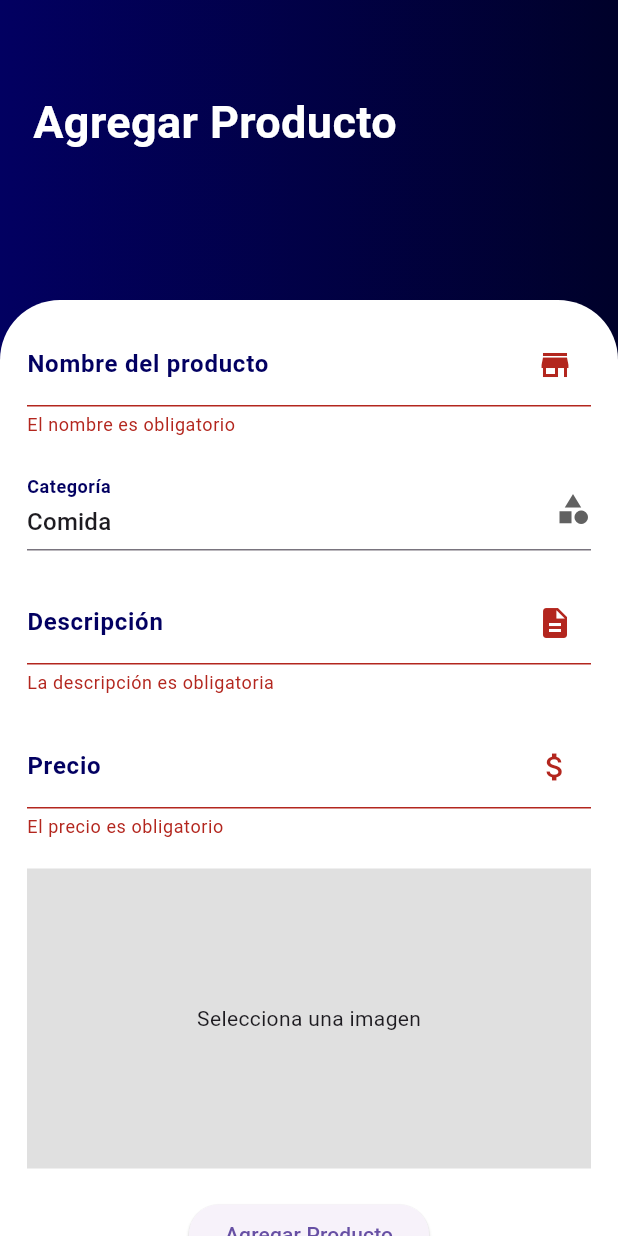
After one commit to DanielGiron20/pumitasEmprendedores, a Flutter app: the AgregarProducto screen opened by its route, after a tap on "Agregar Producto", on a phone screen of 412 x 824 dp. The commit adds this screen. Run offline on Flutter 3.47's test engine with Material 3 defaults, Android fonts, the phone set to English and light mode, and no system bars; our stand-ins replace cloud_firestore, firebase_core, firebase_storage, font_awesome_flutter, get, image_picker and 1 more; accounts and stored records are empty.

Commit message:
Se añadio la pantalla para agregar producto

```diff
--- /dev/null
+++ b/lib/agregar_producto.dart
@@ -0,0 +1,214 @@
+import 'dart:io';
+
+import 'package:flutter/material.dart';
+import 'package:image_picker/image_picker.dart';
+import 'package:pumitas_emprendedores/BaseDeDatos/db_helper.dart';
+import 'package:pumitas_emprendedores/BaseDeDatos/usuario.dart';
+import 'package:pumitas_emprendedores/wigets/custom_imputs.dart';
+
+class AgregarProducto extends StatefulWidget {
+  const AgregarProducto({Key? key}) : super(key: key);
+
+  @override
+  State<AgregarProducto> createState() => _AgregarProductoState();
+}
+
+class _AgregarProductoState extends State<AgregarProducto> {
+  Usuario? _currentUser;
+  List<Usuario> usuarios = [];
+  final _nombreController = TextEditingController();
+  final _categoriaController = TextEditingController();
+  final _descripcionController = TextEditingController();
+  final _precioController = TextEditingController();
+  final _picker = ImagePicker();
+  File? _imagenFile;
+
+  final GlobalKey<FormState> _formKey = GlobalKey<FormState>();
+
+  @override
+  void dispose() {
+    _nombreController.dispose();
+    _categoriaController.dispose();
+    _descripcionController.dispose();
+    _precioController.dispose();
+    super.dispose();
+  }
+
+  void initState() {
+    super.initState();
+    _loadUser();
+  }
+
+  Future<void> _pickImage() async {
+    final pickedFile = await _picker.pickImage(source: ImageSource.gallery);
+    if (pickedFile != null) {
+      setState(() {
+        _imagenFile = File(pickedFile.path);
+      });
+    }
+  }
+
+  Future<void> _loadUser() async {
+    try {
+      List<Usuario> usuarios;
+      usuarios = await DBHelper.queryUsuarios();
+      if (usuarios.isNotEmpty) {
+        setState(() {
+          _currentUser = usuarios.first;
+        });
+      } else {
+        setState(() {
+          _currentUser = null;
+        });
+      }
+    } catch (e) {
+      print("Error al cargar el usuario: $e");
+    }
+  }
+
+  @override
+  Widget build(BuildContext context) {
+    return Scaffold(
+      body: SingleChildScrollView(
+        child: Stack(
+          children: [
+            Container(
+              height: 300,
+              width: double.infinity,
+              decoration: const BoxDecoration(
+                gradient: LinearGradient(colors: [
+                  Color.fromARGB(255, 2, 0, 97),
+                  Color.fromARGB(255, 0, 1, 42),
+                ]),
+              ),
+              child: const Padding(
+                padding: EdgeInsets.only(top: 60.0, left: 22),
+                child: Text(
+                  'Agregar Producto',
+                  style: TextStyle(
+                    fontSize: 30,
+                    color: Colors.white,
+                    fontWeight: FontWeight.bold,
+                  ),
+                ),
+              ),
+            ),
+            Padding(
+              padding: const EdgeInsets.only(top: 200.0),
+              child: Container(
+                decoration: const BoxDecoration(
+                  borderRadius: BorderRadius.only(
+                    topLeft: Radius.circular(40),
+                    topRight: Radius.circular(40),
+                  ),
+                  color: Colors.white,
+                ),
+                child: Padding(
+                  padding: const EdgeInsets.symmetric(
+                      horizontal: 18.0, vertical: 15),
+                  child: Form(
+                    key: _formKey,
+                    child: Column(
+                      mainAxisAlignment: MainAxisAlignment.center,
+                      children: [
+                        CustomInputs(
+                          controller: _nombreController,
+                          validator: (valor) {
+                            if (valor == null || valor.isEmpty) {
+                              return 'El nombre es obligatorio';
+                            }
+                            return null;
+                          },
+                          teclado: TextInputType.text,
+                          hint: 'Ingrese el nombre del producto',
+                          nombrelabel: 'Nombre del producto',
+                          icono: Icons.store,
+                          show: false,
+                        ),
+                        const SizedBox(height: 20),
+                        CustomInputs(
+                          controller: _categoriaController,
+                          validator: (valor) {
+                            if (valor == null || valor.isEmpty) {
+                              return 'La categoría es obligatoria';
+                            }
+                            return null;
+                          },
+                          teclado: TextInputType.text,
+                          hint: 'Ingrese la categoría del producto',
+                          nombrelabel: 'Categoría',
+                          icono: Icons.category,
+                          show: false,
+                          items: [
+                            'Comida',
+                            'Ropa',
+                            'Accesorios',
+                            'No se que poner aqui',
+                          ],
+                        ),
+                        const SizedBox(height: 20),
+                        CustomInputs(
+                          controller: _descripcionController,
+                          validator: (valor) {
+                            if (valor == null || valor.isEmpty) {
+                              return 'La descripción es obligatoria';
+                            }
+                            return null;
+                          },
+                          teclado: TextInputType.text,
+                          hint: 'Ingrese la descripción del producto',
+                          nombrelabel: 'Descripción',
+                          icono: Icons.description,
+                          show: false,
+                        ),
+                        const SizedBox(height: 20),
+                        CustomInputs(
+                          controller: _precioController,
+                          validator: (valor) {
+                            if (valor == null || valor.isEmpty) {
+                              return 'El precio es obligatorio';
+                            }
+                            if (double.tryParse(valor) == null) {
+                              return 'El precio debe ser un número';
+                            }
+                            return null;
+                          },
+                          teclado: TextInputType.number,
+                          hint: 'Ingrese el precio del producto',
+                          nombrelabel: 'Precio',
+                          icono: Icons.attach_money,
+                          show: false,
+                        ),
+                        const SizedBox(height: 20),
+                        GestureDetector(
+                          onTap: _pickImage,
+                          child: Container(
+                            width: double.infinity,
+                            height: 200,
+                            color: Colors.grey[300],
+                            child: _imagenFile == null
+                                ? const Center(
+                                    child: Text('Selecciona una imagen'))
+                                : Image.file(_imagenFile!),
+                          ),
+                        ),
+                        const SizedBox(height: 20),
+                        ElevatedButton(
+                          onPressed: () {
+                            if (_formKey.currentState?.validate() ?? false) {}
+                          },
+                          child: const Text('Agregar Producto'),
+                        ),
+                        const SizedBox(height: 20),
+                      ],
+                    ),
+                  ),
+                ),
+              ),
+            ),
+          ],
+        ),
+      ),
+    );
+  }
+}
--- a/lib/rutas.dart
+++ b/lib/rutas.dart
@@ -1,14 +1,22 @@
 import 'package:flutter/material.dart';
+import 'package:pumitas_emprendedores/agregar_producto.dart';
 import 'package:pumitas_emprendedores/login_page.dart';
 import 'package:pumitas_emprendedores/pantalla_principal.dart';
 import 'package:pumitas_emprendedores/perfil_personal.dart';
 import 'package:pumitas_emprendedores/registro_page.dart';
 
-enum MyRoutes { PantallaPrincipal, Login, Registro, PerfilPersonal }
+enum MyRoutes {
+  PantallaPrincipal,
+  Login,
+  Registro,
+  PerfilPersonal,
+  AgregarProducto,
+}
 
 final Map<String, Widget Function(BuildContext)> routes = {
   MyRoutes.PantallaPrincipal.name: (context) => const PantallaPrincipal(),
   MyRoutes.Login.name: (context) => const LoginPage(),
   MyRoutes.Registro.name: (context) => const RegistroPage(),
   MyRoutes.PerfilPersonal.name: (context) => const PerfilPersonal(),
+  MyRoutes.AgregarProducto.name: (context) => const AgregarProducto(),
 };
```
Also changed, not shown: lib/login_page.dart (+37 -7 lines), lib/perfil_personal.dart (+13 -0 lines), lib/registro_page.dart (+16 -12 lines).
